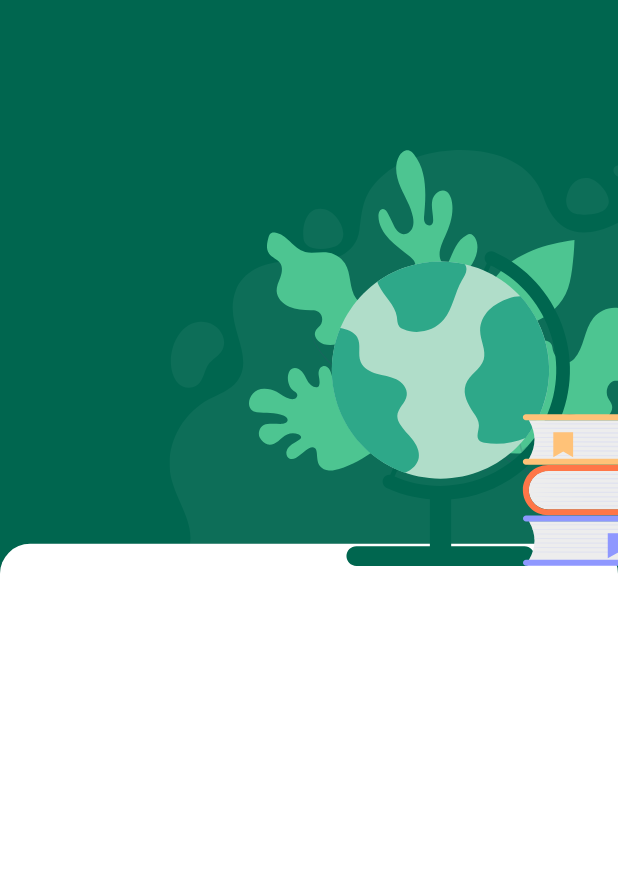
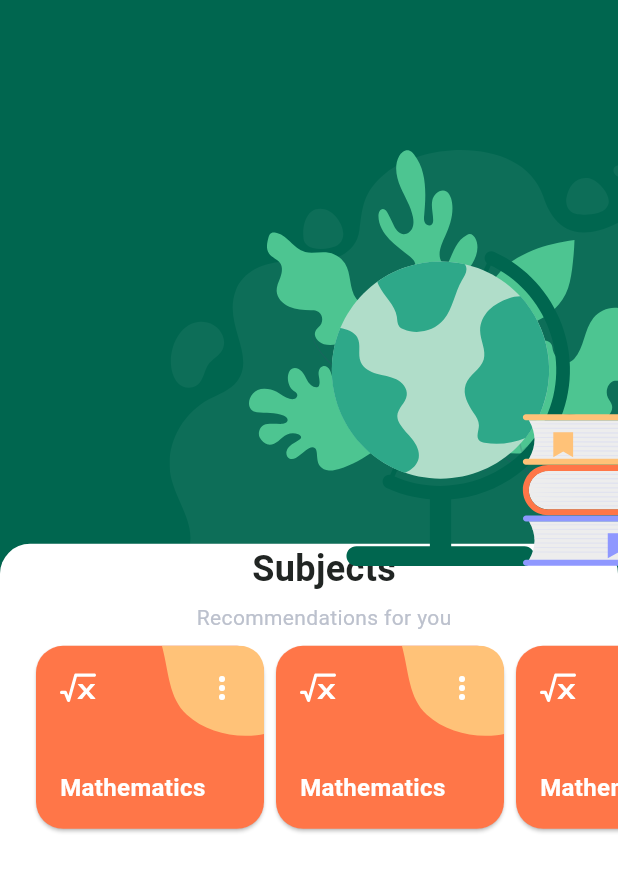
Before and after one commit to eslamelezaby98/schedule_management_app, a Flutter app: the screen it shows after launch, on a phone screen of 412 x 824 dp. Shown: the top 872 px of the screen. Run offline on Flutter 3.47's test engine with Material 3 defaults, Android fonts, the phone set to English and light mode, and no system bars; our stand-ins replace flutter_svg.

Commit message:
subjects

```diff
--- /dev/null
+++ b/lib/view/home/model/subject.dart
@@ -0,0 +1,36 @@
+import 'package:flutter/material.dart';
+import '../../config/assets/assets.dart';
+
+class SubjectModel {
+  String title;
+  Color color;
+  String shape;
+  String vector;
+  SubjectModel({
+    required this.title,
+    required this.color,
+    required this.shape,
+    required this.vector,
+  });
+}
+
+List<SubjectModel> subjects = [
+  SubjectModel(
+    title: "Mathematics",
+    color: const Color(0xffFF7648),
+    shape: "${AppAssets.svg}sbjects1.svg",
+    vector: "${AppAssets.svg}mathematics.svg",
+  ),
+  SubjectModel(
+    title: "Mathematics",
+    color: const Color(0xffFF7648),
+    shape: "${AppAssets.svg}sbjects1.svg",
+    vector: "${AppAssets.svg}mathematics.svg",
+  ),
+  SubjectModel(
+    title: "Mathematics",
+    color: const Color(0xffFF7648),
+    shape: "${AppAssets.svg}sbjects1.svg",
+    vector: "${AppAssets.svg}mathematics.svg",
+  ),
+];
--- a/lib/view/home/page/home_screen.dart
+++ b/lib/view/home/page/home_screen.dart
@@ -2,6 +2,8 @@ import 'package:flutter/material.dart';
 import 'package:flutter_svg/flutter_svg.dart';
 import 'package:schedule_management_app/view/config/assets/assets.dart';
 import 'package:schedule_management_app/view/config/theme/color.dart';
+
+import '../widget/subject_widget.dart';
 
 class HomeScreen extends StatelessWidget {
   const HomeScreen({super.key});
@@ -29,15 +31,27 @@ class HomeScreen extends StatelessWidget {
                 child: SizedBox(
                   height: MediaQuery.sizeOf(context).height * 0.56,
                   width: double.infinity,
-                  child: const Card(
+                  child: Card(
                     margin: EdgeInsets.zero,
-                    shape: RoundedRectangleBorder(
+                    shape: const RoundedRectangleBorder(
                       borderRadius: BorderRadius.only(
                         topLeft: Radius.circular(20),
                         topRight: Radius.circular(20),
                       ),
                     ),
                     color: AppColor.white,
+                    child: Padding(
+                      padding: const EdgeInsets.only(
+                        left: 20,
+                      ),
+                      child: ListView(
+                        children: const [
+                          SubjectsWidget(),
+
+                          //TODO: Your Schedule
+                        ],
+                      ),
+                    ),
                   ),
                 ),
               ),
--- /dev/null
+++ b/lib/view/home/utils/home_utils.dart
@@ -0,0 +1,3 @@
+class HomeUtils {
+
+}
--- /dev/null
+++ b/lib/view/home/widget/subject_widget.dart
@@ -0,0 +1,92 @@
+import 'package:flutter/material.dart';
+import 'package:flutter_svg/flutter_svg.dart';
+import 'package:schedule_management_app/view/config/theme/color.dart';
+
+import '../model/subject.dart';
+
+class SubjectsWidget extends StatelessWidget {
+  const SubjectsWidget({super.key});
+
+  @override
+  Widget build(BuildContext context) {
+    return Column(
+      children: [
+        const Text(
+          "Subjects",
+          style: TextStyle(
+            color: Color(0xff212523),
+            fontWeight: FontWeight.bold,
+            fontSize: 24,
+          ),
+        ),
+        const SizedBox(height: 5),
+        const Text(
+          "Recommendations for you",
+          style: TextStyle(
+            color: Color(0xffBCC1CD),
+            fontWeight: FontWeight.w400,
+            fontSize: 14,
+          ),
+        ),
+        const SizedBox(height: 5),
+        SizedBox(
+          height: 130,
+          child: ListView.builder(
+            itemCount: subjects.length,
+            scrollDirection: Axis.horizontal,
+            itemBuilder: (context, index) {
+              var subject = subjects[index];
+              return SizedBox(
+                width: 160,
+                child: Card(
+                  shape: RoundedRectangleBorder(
+                    borderRadius: BorderRadius.circular(18),
+                  ),
+                  color: subject.color,
+                  child: Stack(
+                    children: [
+                      Align(
+                        alignment: Alignment.topRight,
+                        child: SvgPicture.asset(subject.shape),
+                      ),
+                      Padding(
+                        padding: const EdgeInsets.all(16.0),
+                        child: Column(
+                          mainAxisAlignment: MainAxisAlignment.spaceBetween,
+                          crossAxisAlignment: CrossAxisAlignment.start,
+                          children: [
+                            Row(
+                              mainAxisAlignment: MainAxisAlignment.spaceBetween,
+                              children: [
+                                Align(
+                                  alignment: Alignment.topRight,
+                                  child: SvgPicture.asset(subject.vector),
+                                ),
+                                const Icon(
+                                  Icons.more_vert,
+                                  color: AppColor.white,
+                                ),
+                              ],
+                            ),
+                            Text(
+                              subject.title,
+                              style: const TextStyle(
+                                color: AppColor.white,
+                                fontSize: 16,
+                                fontWeight: FontWeight.w600,
+                              ),
+                            ),
+                          ],
+                        ),
+                      ),
+                    ],
+                  ),
+                ),
+              );
+            },
+          ),
+        ),
+      ],
+    );
+  }
+}
```
Also changed, not shown: asset/svg/mathematics.svg (added), asset/svg/sbjects1.svg (added).
